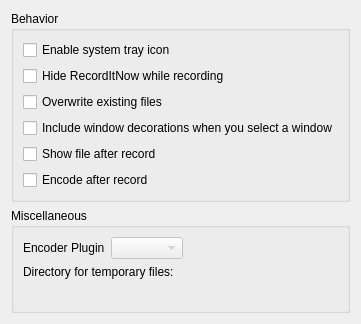
This is src/ui/settings.ui in hippich/recorditnow as Qt 5 draws it before an edit. The edited form follows.
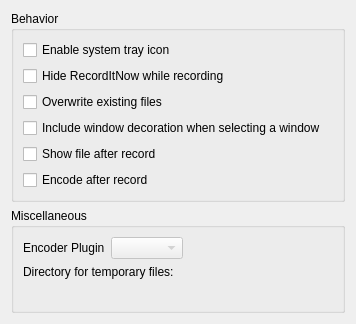
This is the edited form. Custom widgets are drawn as their Qt base class.

What changed in the file:
```diff
--- a/src/ui/settings.ui
+++ b/src/ui/settings.ui
@@ -61,7 +61,7 @@
       <item row="3" column="0" colspan="2">
        <widget class="QCheckBox" name="kcfg_includeDecoration">
         <property name="text">
-         <string>Include window decorations when you select a window</string>
+         <string>Include window decoration when selecting a window</string>
         </property>
        </widget>
       </item>
```
